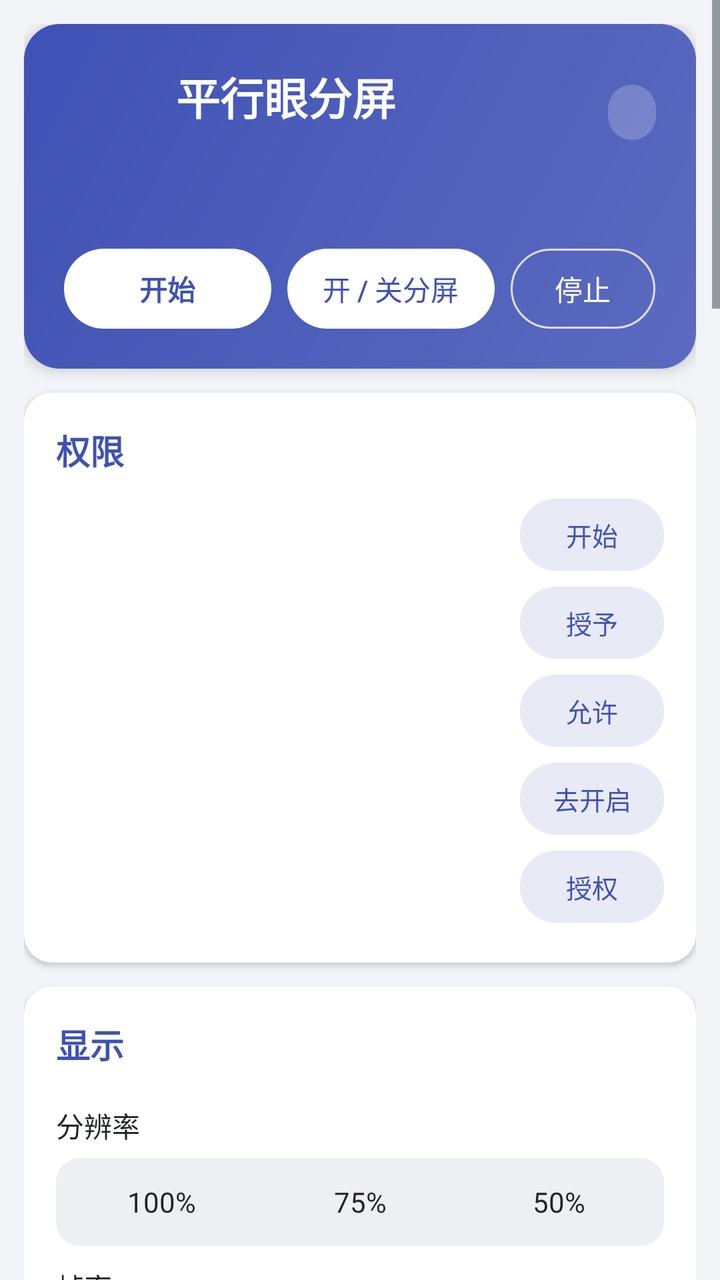
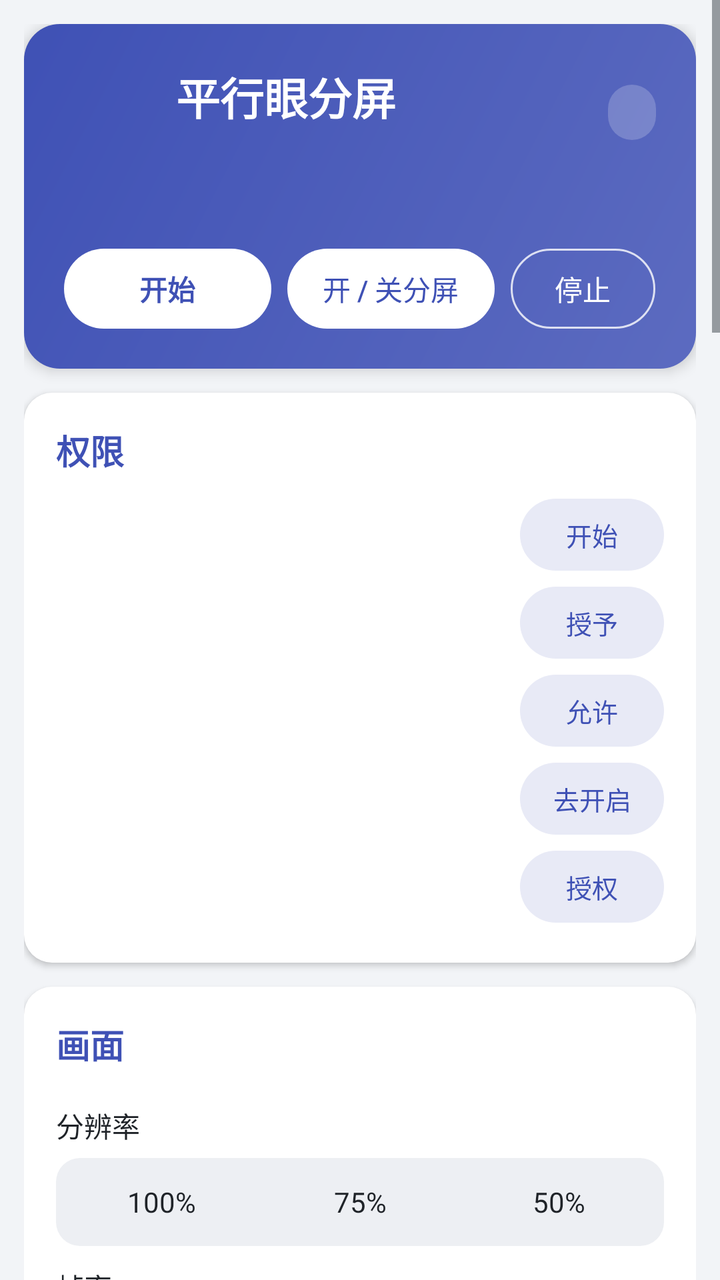

Screens rendered from an Android XML layout before and after an edit, with the pre-edit source and the edit as a unified diff.
<!-- AndroidManifest.xml: application theme AppTheme -->
<!-- res/layout/activity_main.xml -->
<?xml version="1.0" encoding="utf-8"?>
<ScrollView xmlns:android="http://schemas.android.com/apk/res/android" android:layout_width="match_parent" android:layout_height="match_parent" android:background="@color/bg" android:fitsSystemWindows="true">
<LinearLayout android:layout_width="match_parent" android:layout_height="wrap_content" android:orientation="vertical" android:padding="12dp">
<LinearLayout android:layout_width="match_parent" android:layout_height="wrap_content" android:orientation="vertical" android:background="@drawable/header_bg" android:padding="20dp" android:layout_marginBottom="12dp" android:elevation="4dp">
<LinearLayout android:layout_width="match_parent" android:layout_height="wrap_content" android:orientation="horizontal" android:gravity="center_vertical">
<ImageView android:layout_width="44dp" android:layout_height="44dp" android:src="@mipmap/ic_launcher" android:layout_marginRight="12dp" />
<LinearLayout android:layout_width="0dp" android:layout_weight="1" android:layout_height="wrap_content" android:orientation="vertical">
<TextView android:layout_width="wrap_content" android:layout_height="wrap_content" android:text="@string/app_name" android:textSize="22sp" android:textStyle="bold" android:textColor="#FFFFFFFF" />
<TextView android:id="@+id/version" android:layout_width="wrap_content" android:layout_height="wrap_content" android:textSize="12sp" android:textColor="#CCFFFFFF" />
</LinearLayout>
<TextView android:id="@+id/status" android:layout_width="wrap_content" android:layout_height="wrap_content" android:background="@drawable/chip_bg" android:paddingLeft="12dp" android:paddingRight="12dp" android:paddingTop="5dp" android:paddingBottom="5dp" android:textSize="13sp" android:textColor="#FFFFFFFF" />
</LinearLayout>
<TextView android:id="@+id/statusDetail" android:layout_width="match_parent" android:layout_height="wrap_content" android:textSize="13sp" android:textColor="#E6FFFFFF" android:paddingTop="12dp" />
<LinearLayout android:layout_width="match_parent" android:layout_height="wrap_content" android:orientation="horizontal" android:paddingTop="14dp">
<Button android:id="@+id/btnStart" android:layout_width="0dp" android:layout_weight="1" android:layout_height="40dp" android:background="@drawable/btn_white" android:textColor="@color/accent" android:textStyle="bold" android:stateListAnimator="@null" android:text="开始" />
<Button android:id="@+id/btnToggle" android:layout_width="0dp" android:layout_weight="1" android:layout_height="40dp" android:layout_marginLeft="8dp" android:background="@drawable/btn_white" android:textColor="@color/accent" android:stateListAnimator="@null" android:text="开 / 关分屏" />
<Button android:id="@+id/btnStop" android:layout_width="0dp" android:layout_weight="0.7" android:layout_height="40dp" android:layout_marginLeft="8dp" android:background="@drawable/btn_ghost" android:textColor="#FFFFFFFF" android:stateListAnimator="@null" android:text="停止" />
</LinearLayout>
</LinearLayout>
<LinearLayout style="@style/Card">
<TextView style="@style/CardTitle" android:text="权限" />
<LinearLayout android:layout_width="match_parent" android:layout_height="wrap_content" android:orientation="horizontal" android:gravity="center_vertical" android:minHeight="44dp">
<TextView android:id="@+id/stCapture" style="@style/PermStatus" />
<Button android:id="@+id/btnStart2" style="@style/TonalBtn" android:text="开始" />
</LinearLayout>
<LinearLayout android:layout_width="match_parent" android:layout_height="wrap_content" android:orientation="horizontal" android:gravity="center_vertical" android:minHeight="44dp">
<TextView android:id="@+id/stOverlay" style="@style/PermStatus" />
<Button android:id="@+id/btnOverlayPerm" style="@style/TonalBtn" android:text="授予" />
</LinearLayout>
<LinearLayout android:layout_width="match_parent" android:layout_height="wrap_content" android:orientation="horizontal" android:gravity="center_vertical" android:minHeight="44dp">
<TextView android:id="@+id/stNotif" style="@style/PermStatus" />
<Button android:id="@+id/btnNotifPerm" style="@style/TonalBtn" android:text="允许" />
</LinearLayout>
<LinearLayout android:layout_width="match_parent" android:layout_height="wrap_content" android:orientation="horizontal" android:gravity="center_vertical" android:minHeight="44dp">
<TextView android:id="@+id/a11yStatus" style="@style/PermStatus" />
<Button android:id="@+id/btnA11y" style="@style/TonalBtn" android:text="去开启" />
</LinearLayout>
<LinearLayout android:layout_width="match_parent" android:layout_height="wrap_content" android:orientation="horizontal" android:gravity="center_vertical" android:minHeight="44dp">
<TextView android:id="@+id/stShizuku" style="@style/PermStatus" />
<Button android:id="@+id/btnShizuku" style="@style/TonalBtn" android:text="授权" />
</LinearLayout>
</LinearLayout>
<LinearLayout style="@style/Card">
<TextView style="@style/CardTitle" android:text="显示" />
<TextView style="@style/Label" android:text="分辨率" />
<RadioGroup android:id="@+id/resGroup" style="@style/SegGroup">
<RadioButton android:id="@+id/res100" style="@style/Seg" android:text="100%" />
<RadioButton android:id="@+id/res75" style="@style/Seg" android:text="75%" />
<RadioButton android:id="@+id/res50" style="@style/Seg" android:text="50%" />
</RadioGroup>
<TextView style="@style/Label" android:text="帧率" />
<RadioGroup android:id="@+id/fpsGroup" style="@style/SegGroup">
<RadioButton android:id="@+id/fpsFollow" style="@style/Seg" android:text="跟随屏幕" />
<RadioButton android:id="@+id/fps60" style="@style/Seg" android:text="60" />
<RadioButton android:id="@+id/fps30" style="@style/Seg" android:text="30" />
</RadioGroup>
<TextView android:id="@+id/qualityHint" style="@style/Hint" />
<Switch android:id="@+id/swGpu" style="@style/PillSwitch" android:text="GPU 直接绘制" />
<TextView android:id="@+id/gpuHint" style="@style/Hint" />
<Switch android:id="@+id/swHighRefresh" style="@style/PillSwitch" android:text="申请高刷新率" />
<TextView style="@style/Hint" android:text="让屏幕在分屏时切到最高刷新率（90/120Hz）。⚠ 部分机型切换刷新率时会收起输入法键盘，需要打字时请保持关闭。下次开启分屏时生效。" />
<View style="@style/Divider" />
<TextView style="@style/Label" android:text="@string/fit_title" />
<RadioGroup android:id="@+id/fitGroup" style="@style/SegGroup">
<RadioButton android:id="@+id/fitFill" style="@style/Seg" android:text="填满" />
<RadioButton android:id="@+id/fitContain" style="@style/Seg" android:text="完整显示" />
</RadioGroup>
<TextView style="@style/Hint" android:id="@+id/fitHint" />
<View style="@style/Divider" />
<Switch android:id="@+id/chkDots" style="@style/PillSwitch" android:text="显示对焦红圈" />
<Switch android:id="@+id/swFps" style="@style/PillSwitch" android:text="显示帧率（调试用）" />
<View style="@style/Divider" />
<TextView android:id="@+id/lblSize" style="@style/Label" />
<SeekBar android:id="@+id/seekSize" android:layout_width="match_parent" android:layout_height="wrap_content" android:paddingTop="6dp" android:paddingBottom="6dp" />
<TextView android:id="@+id/lblOffset" style="@style/Label" />
<SeekBar android:id="@+id/seekOffset" android:layout_width="match_parent" android:layout_height="wrap_content" android:paddingTop="6dp" android:paddingBottom="6dp" />
</LinearLayout>
<LinearLayout style="@style/Card">
<TextView style="@style/CardTitle" android:text="分屏" />
<TextView android:id="@+id/lblSep" style="@style/Label" />
<SeekBar android:id="@+id/seekSep" android:layout_width="match_parent" android:layout_height="wrap_content" android:paddingTop="6dp" android:paddingBottom="6dp" />
<View style="@style/Divider" />
<TextView style="@style/Label" android:text="@string/orient_title" />
<RadioGroup android:id="@+id/orientGroup" style="@style/SegGroup">
<RadioButton android:id="@+id/orientForce" style="@style/Seg" android:text="强制横屏" />
<RadioButton android:id="@+id/orientFollow" style="@style/Seg" android:text="跟随系统" />
</RadioGroup>
<TextView style="@style/Hint" android:id="@+id/orientHint" />
<TextView style="@style/Label" android:text="横屏方向" />
<RadioGroup android:id="@+id/dirGroup" style="@style/SegGroup">
<RadioButton android:id="@+id/dirAuto" style="@style/Seg" android:text="@string/dir_auto" />
<RadioButton android:id="@+id/dirLeft" style="@style/Seg" android:text="@string/dir_left" />
<RadioButton android:id="@+id/dirRight" style="@style/Seg" android:text="@string/dir_right" />
</RadioGroup>
<TextView style="@style/Hint" android:text="@string/dir_help" />
</LinearLayout>
<LinearLayout style="@style/Card">
<TextView style="@style/CardTitle" android:text="交互操控" />
<Switch android:id="@+id/swGestures" style="@style/PillSwitch" android:text="快捷手势" />
<TextView style="@style/Hint" android:id="@+id/gestureHelp" />
<View style="@style/Divider" />
<TextView style="@style/Label" android:text="可操控半屏 · 操控方式" />
<RadioGroup android:id="@+id/methodGroup" style="@style/SegGroup">
<RadioButton android:id="@+id/methodOff" style="@style/Seg" android:text="关闭" />
<RadioButton android:id="@+id/methodA11y" style="@style/Seg" android:text="无障碍回放" />
<RadioButton android:id="@+id/methodShizuku" style="@style/Seg" android:text="Shizuku 实时" />
</RadioGroup>
<TextView android:id="@+id/methodStatus" android:layout_width="match_parent" android:layout_height="wrap_content" android:textSize="14sp" android:paddingTop="8dp" />
<TextView style="@style/Hint" android:id="@+id/methodHelp" />
<TextView style="@style/Label" android:text="可操控的一侧" />
<RadioGroup android:id="@+id/controlGroup" style="@style/SegGroup">
<RadioButton android:id="@+id/controlLeft" style="@style/Seg" android:text="左半屏" />
<RadioButton android:id="@+id/controlRight" style="@style/Seg" android:text="右半屏" />
</RadioGroup>
<TextView style="@style/Hint" android:id="@+id/comboHint" />
<LinearLayout android:layout_width="match_parent" android:layout_height="wrap_content" android:orientation="horizontal" android:paddingTop="8dp">
<Button android:id="@+id/btnShizukuApp" style="@style/TonalBtn" android:layout_width="0dp" android:layout_weight="1" android:layout_marginLeft="0dp" android:layout_marginRight="6dp" android:text="Shizuku 下载/打开" />
<Button android:id="@+id/btnAppInfo" style="@style/TonalBtn" android:layout_width="0dp" android:layout_weight="1" android:layout_marginLeft="0dp" android:layout_marginRight="6dp" android:text="@string/btn_app_info" />
</LinearLayout>
<TextView style="@style/Hint" android:id="@+id/controlHelp" />
</LinearLayout>
<LinearLayout style="@style/Card">
<TextView style="@style/CardTitle" android:text="刷新" />
<TextView style="@style/Label" android:text="捕获范围" />
<RadioGroup android:id="@+id/scopeGroup" style="@style/SegGroup">
<RadioButton android:id="@+id/scopeApp" style="@style/Seg" android:layout_height="52dp" android:maxLines="2" android:textSize="13sp" android:text="每次询问（可选单个应用/整个屏幕）" />
<RadioButton android:id="@+id/scopeDisplay" style="@style/Seg" android:layout_height="52dp" android:maxLines="2" android:textSize="13sp" android:text="始终整个屏幕" />
</RadioGroup>
<TextView android:id="@+id/scopeHint" style="@style/Hint" />
<Switch android:id="@+id/swSkip" style="@style/PillSwitch" android:text="录屏排除分屏层（实验）" />
<TextView android:id="@+id/skipHint" style="@style/Hint" />
<View style="@style/Divider" />
<TextView style="@style/Label" android:text="刷新方式（防止“画中画”无限套娃）" />
<RadioGroup android:id="@+id/modeGroup" style="@style/SegGroup">
<RadioButton android:id="@+id/modeLive" style="@style/Seg" android:text="实时" />
<RadioButton android:id="@+id/modeInterval" style="@style/Seg" android:text="间歇刷新" />
</RadioGroup>
<TextView style="@style/Hint" android:id="@+id/modeHint" />
<TextView android:id="@+id/lblInterval" style="@style/Label" />
<SeekBar android:id="@+id/seekInterval" android:layout_width="match_parent" android:layout_height="wrap_content" android:paddingTop="6dp" android:paddingBottom="6dp" />
</LinearLayout>
<LinearLayout style="@style/Card">
<TextView style="@style/CardTitle" android:text="关于" />
<Button android:id="@+id/btnReset" style="@style/TonalBtn" android:layout_marginLeft="0dp" android:text="恢复默认参数" />
<TextView style="@style/Hint" android:id="@+id/help" />
</LinearLayout>
</LinearLayout>
</ScrollView>
<!-- resources referenced by this layout -->
<resources>
  <color name="accent">#FF3F51B5</color>
  <color name="bg">#FFF2F4F7</color>
  <!-- drawable chip_bg (drawable) -->
  <?xml version="1.0" encoding="utf-8"?>
  <shape xmlns:android="http://schemas.android.com/apk/res/android" android:shape="rectangle">
      <solid android:color="#33FFFFFF"/><corners android:radius="14dp"/>
  </shape>
  <!-- drawable header_bg (drawable) -->
  <?xml version="1.0" encoding="utf-8"?>
  <shape xmlns:android="http://schemas.android.com/apk/res/android" android:shape="rectangle">
      <gradient android:startColor="#FF3F51B5" android:endColor="#FF5C6BC0" android:angle="315"/>
      <corners android:radius="18dp"/>
  </shape>
  <!-- mipmap ic_launcher (mipmap-anydpi-v26) -->
  <?xml version="1.0" encoding="utf-8"?>
  <adaptive-icon xmlns:android="http://schemas.android.com/apk/res/android">
      <background android:drawable="@color/ic_bg" />
      <foreground android:drawable="@drawable/ic_fg" />
  </adaptive-icon>
  <string name="app_name">平行眼分屏</string>
  <string name="btn_app_info">应用信息</string>
  <string name="dir_auto">自动</string>
  <string name="dir_help">向左：手机逆时针转，顶部朝左；向右：手机顺时针转，顶部朝右。自动：根据重力感应判断。</string>
  <string name="dir_left">向左</string>
  <string name="dir_right">向右</string>
  <string name="fit_title">画面适配</string>
  <string name="orient_title">分屏方向</string>
  <style name="CardTitle">
          <item name="android:layout_width">match_parent</item>
          <item name="android:layout_height">wrap_content</item>
          <item name="android:textSize">17sp</item>
          <item name="android:textStyle">bold</item>
          <item name="android:textColor">@color/accent</item>
          <item name="android:paddingBottom">8dp</item>
      </style>
  <style name="Divider">
          <item name="android:layout_width">match_parent</item>
          <item name="android:layout_height">1dp</item>
          <item name="android:background">@color/divider</item>
          <item name="android:layout_marginTop">10dp</item>
          <item name="android:layout_marginBottom">2dp</item>
      </style>
  <style name="Hint">
          <item name="android:layout_width">match_parent</item>
          <item name="android:layout_height">wrap_content</item>
          <item name="android:textSize">12sp</item>
          <item name="android:textColor">@color/text2</item>
          <item name="android:lineSpacingExtra">2dp</item>
          <item name="android:paddingTop">2dp</item>
      </style>
  <style name="Label">
          <item name="android:layout_width">match_parent</item>
          <item name="android:layout_height">wrap_content</item>
          <item name="android:textSize">14sp</item>
          <item name="android:textColor">@color/text</item>
          <item name="android:paddingTop">10dp</item>
      </style>
  <style name="PermStatus">
          <item name="android:layout_width">0dp</item>
          <item name="android:layout_weight">1</item>
          <item name="android:layout_height">wrap_content</item>
          <item name="android:textSize">14sp</item>
          <item name="android:layout_gravity">center_vertical</item>
      </style>
  <color name="ic_bg">#FF101418</color>
  <!-- drawable card_bg (drawable) -->
  <?xml version="1.0" encoding="utf-8"?>
  <shape xmlns:android="http://schemas.android.com/apk/res/android" android:shape="rectangle">
      <solid android:color="@color/card" />
      <corners android:radius="14dp" />
  </shape>
  <color name="divider">#FFE3E6EA</color>
  <color name="text2">#FF5F6670</color>
  <color name="text">#FF1F2328</color>
  <!-- drawable seg_group_bg (drawable) -->
  <?xml version="1.0" encoding="utf-8"?>
  <shape xmlns:android="http://schemas.android.com/apk/res/android" android:shape="rectangle">
      <solid android:color="#FFEDEFF3"/><corners android:radius="12dp"/>
  </shape>
  <color name="card">#FFFFFFFF</color>
  <!-- unchanged entries left out for length: 13 -->
</resources>

<!-- the commit's change to res/layout/activity_main.xml (unified diff, before → after) -->
@@ -41,7 +41,7 @@
 </LinearLayout>
 </LinearLayout>
 <LinearLayout style="@style/Card">
-<TextView style="@style/CardTitle" android:text="显示" />
+<TextView style="@style/CardTitle" android:text="画面" />
 <TextView style="@style/Label" android:text="分辨率" />
 <RadioGroup android:id="@+id/resGroup" style="@style/SegGroup">
 <RadioButton android:id="@+id/res100" style="@style/Seg" android:text="100%" />
@@ -57,8 +57,6 @@
 <TextView android:id="@+id/qualityHint" style="@style/Hint" />
 <Switch android:id="@+id/swGpu" style="@style/PillSwitch" android:text="GPU 直接绘制" />
 <TextView android:id="@+id/gpuHint" style="@style/Hint" />
-<Switch android:id="@+id/swHighRefresh" style="@style/PillSwitch" android:text="申请高刷新率" />
-<TextView style="@style/Hint" android:text="让屏幕在分屏时切到最高刷新率（90/120Hz）。⚠ 部分机型切换刷新率时会收起输入法键盘，需要打字时请保持关闭。下次开启分屏时生效。" />
 <View style="@style/Divider" />
 <TextView style="@style/Label" android:text="@string/fit_title" />
 <RadioGroup android:id="@+id/fitGroup" style="@style/SegGroup">
@@ -68,7 +66,6 @@
 <TextView style="@style/Hint" android:id="@+id/fitHint" />
 <View style="@style/Divider" />
 <Switch android:id="@+id/chkDots" style="@style/PillSwitch" android:text="显示对焦红圈" />
-<Switch android:id="@+id/swFps" style="@style/PillSwitch" android:text="显示帧率（调试用）" />
 <View style="@style/Divider" />
 <TextView android:id="@+id/lblSize" style="@style/Label" />
 <SeekBar android:id="@+id/seekSize" android:layout_width="match_parent" android:layout_height="wrap_content" android:paddingTop="6dp" android:paddingBottom="6dp" />
@@ -120,17 +117,11 @@
 <TextView style="@style/Hint" android:id="@+id/controlHelp" />
 </LinearLayout>
 <LinearLayout style="@style/Card">
-<TextView style="@style/CardTitle" android:text="刷新" />
-<TextView style="@style/Label" android:text="捕获范围" />
-<RadioGroup android:id="@+id/scopeGroup" style="@style/SegGroup">
-<RadioButton android:id="@+id/scopeApp" style="@style/Seg" android:layout_height="52dp" android:maxLines="2" android:textSize="13sp" android:text="每次询问（可选单个应用/整个屏幕）" />
-<RadioButton android:id="@+id/scopeDisplay" style="@style/Seg" android:layout_height="52dp" android:maxLines="2" android:textSize="13sp" android:text="始终整个屏幕" />
-</RadioGroup>
-<TextView android:id="@+id/scopeHint" style="@style/Hint" />
-<Switch android:id="@+id/swSkip" style="@style/PillSwitch" android:text="录屏排除分屏层（实验）" />
-<TextView android:id="@+id/skipHint" style="@style/Hint" />
+<TextView style="@style/CardTitle" android:text="采集与刷新" />
+<Switch android:id="@+id/swFull" style="@style/PillSwitch" android:text="整屏捕获（实验）" />
+<TextView android:id="@+id/fullHint" style="@style/Hint" />
 <View style="@style/Divider" />
-<TextView style="@style/Label" android:text="刷新方式（防止“画中画”无限套娃）" />
+<TextView style="@style/Label" android:text="刷新方式" />
 <RadioGroup android:id="@+id/modeGroup" style="@style/SegGroup">
 <RadioButton android:id="@+id/modeLive" style="@style/Seg" android:text="实时" />
 <RadioButton android:id="@+id/modeInterval" style="@style/Seg" android:text="间歇刷新" />
@@ -138,9 +129,11 @@
 <TextView style="@style/Hint" android:id="@+id/modeHint" />
 <TextView android:id="@+id/lblInterval" style="@style/Label" />
 <SeekBar android:id="@+id/seekInterval" android:layout_width="match_parent" android:layout_height="wrap_content" android:paddingTop="6dp" android:paddingBottom="6dp" />
+<TextView android:id="@+id/protectTip" style="@style/Hint" android:layout_marginTop="8dp" />
 </LinearLayout>
 <LinearLayout style="@style/Card">
-<TextView style="@style/CardTitle" android:text="关于" />
+<TextView style="@style/CardTitle" android:text="关于与调试" />
+<Switch android:id="@+id/swFps" style="@style/PillSwitch" android:text="显示帧率（调试用）" />
 <Button android:id="@+id/btnReset" style="@style/TonalBtn" android:layout_marginLeft="0dp" android:text="恢复默认参数" />
 <TextView style="@style/Hint" android:id="@+id/help" />
 </LinearLayout>
